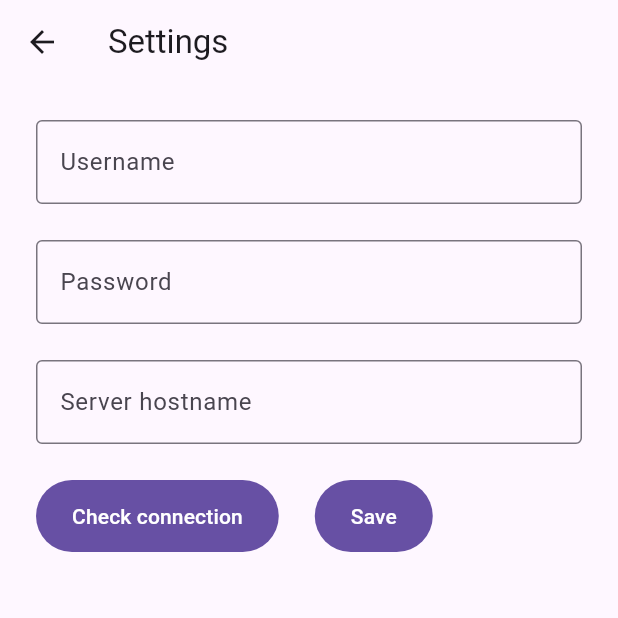
After one commit to ulysg/k19-player, a Flutter app: the SettingsView screen opened directly, on a phone screen of 412 x 824 dp, the top half of it. The commit adds this screen. Run offline on Flutter 3.47's test engine with Material 3 defaults, Android fonts, the phone set to English and light mode, and no system bars; drawn by our look-alikes of dynamic_color; our stand-ins replace just_audio, just_audio_background, shared_preferences; accounts and stored records are empty; project files that could hold a hidden picture were left out.

Commit message:
Added settings view

```diff
--- a/lib/data/music.dart
+++ b/lib/data/music.dart
@@ -87,6 +87,10 @@ class Music {
     await dbRepository.setLastUpdate(DateTime.now());
   }
 
+  savePref(String username, String password, String hostname) {
+    print("Saved pref $username, $password, $hostname");
+  }
+
   static Uri getSongUri(Song song) {
     return Uri.parse(HttpHelper.getStream(song.id));
   }
--- a/lib/main.dart
+++ b/lib/main.dart
@@ -1,16 +1,12 @@
 import "package:dynamic_color/dynamic_color.dart";
 import "package:flutter/material.dart";
 import "package:flutter/services.dart";
-import "package:flutter/widgets.dart";
 import "package:just_audio_background/just_audio_background.dart";
-import "package:k19_player/data/music.dart";
-import "package:k19_player/domain/entities/album.dart";
-import "package:k19_player/domain/entities/playlist.dart";
-import "package:k19_player/domain/entities/song.dart";
 import "package:k19_player/models/content_model.dart";
 import "package:k19_player/models/player_model.dart";
 import "package:k19_player/widgets/album_view.dart";
 import "package:k19_player/widgets/playlist_view.dart";
+import "package:k19_player/widgets/settings.dart";
 import "package:k19_player/widgets/small_player.dart";
 import "package:k19_player/widgets/song_view.dart";
 import "package:provider/provider.dart";
@@ -100,6 +96,11 @@ class MainViewState extends State<MainView> {
             icon: Icon(Icons.music_note),
             label: "Songs",
           ),
+
+          NavigationDestination(
+            icon: Icon(Icons.settings),
+            label: "Settings",
+          ),
         ],
       ),
 
@@ -114,14 +115,18 @@ class MainViewState extends State<MainView> {
         SmallPlayerView(
           key: UniqueKey(),
           title: "Playlists",
+          action:  const PlaylistDropdown(),
           child: const PlaylistList(),
         ),
 
         SmallPlayerView(
           key: UniqueKey(),
           title: "Songs",
+          action: const SongDropdown(),
           child: const SongView(),
         ),
+
+        const SettingsView()
       ][currentPageIndex],
     );
   }
--- a/lib/widgets/album_view.dart
+++ b/lib/widgets/album_view.dart
@@ -244,6 +244,7 @@ class AlbumDropdown extends StatelessWidget {
 
       builder: (context, albumsOrder, child) {
         return DropdownMenu<SortOrder>(
+          width: 120,
           initialSelection: albumsOrder,
 
           inputDecorationTheme: const InputDecorationTheme(
--- /dev/null
+++ b/lib/widgets/settings.dart
@@ -0,0 +1,102 @@
+import "dart:core";
+import "package:flutter/material.dart";
+import "package:k19_player/data/music.dart";
+
+class SettingsView extends StatefulWidget {
+  const SettingsView({super.key});
+
+  @override
+  State<SettingsView> createState() => SettingsViewState();
+}
+
+class SettingsViewState extends State<SettingsView> {
+  String user = "";
+  String password = "";
+  String hostname = "";
+
+  @override
+  Widget build(BuildContext context) {
+    return Scaffold(
+      appBar: AppBar(title: const Text("Settings")),
+
+      body: Padding(
+        padding: const EdgeInsets.all(24),
+
+        child: Column(
+          children: [
+            TextField(
+              onChanged: (s) {
+                setState(() {
+                  user = s;
+                });
+              },
+
+              decoration: const InputDecoration(
+                labelText: "Username",
+                hintText: "username",
+                border: OutlineInputBorder()
+              ),
+            ),
+
+            const SizedBox(height: 24),
+
+            TextField(
+              onChanged: (s) {
+                setState(() {
+                  password = s;
+                });
+              },
+
+              obscureText: true,
+              decoration: const InputDecoration(
+                labelText: "Password",
+                hintText: "password",
+                border: OutlineInputBorder()
+              ),
+            ),
+
+            const SizedBox(height: 24),
+
+            TextField(
+              onChanged: (s) {
+                setState(() {
+                  hostname = s;
+                });
+              },
+
+              decoration: const InputDecoration(
+                labelText: "Server hostname",
+                hintText: "https://exemple.com",
+                border: OutlineInputBorder()
+              ),
+            ),
+
+            const SizedBox(height: 24),
+
+            Row(
+              children: [
+                SizedBox(
+                  height: 48,
+                    child: FilledButton(
+                    child: const Text("Check connection"),
+                    onPressed: () => print("lol"),
+                  ),
+                ),
+
+                const SizedBox(width: 24),
+
+                SizedBox(
+                  height: 48,
+                  child: FilledButton(
+                    child: const Text("Save"),
+                    onPressed: () => Music.instance.savePref(user, password, hostname),
+                  )
+                )
+              ],
+            )
+          ],
+        )
+      )
+    );
+  }
+}
```
Also changed, not shown: lib/models/content_model.dart (+102 -4 lines), lib/widgets/playlist_view.dart (+41 -8 lines), lib/widgets/song_view.dart (+40 -7 lines).
